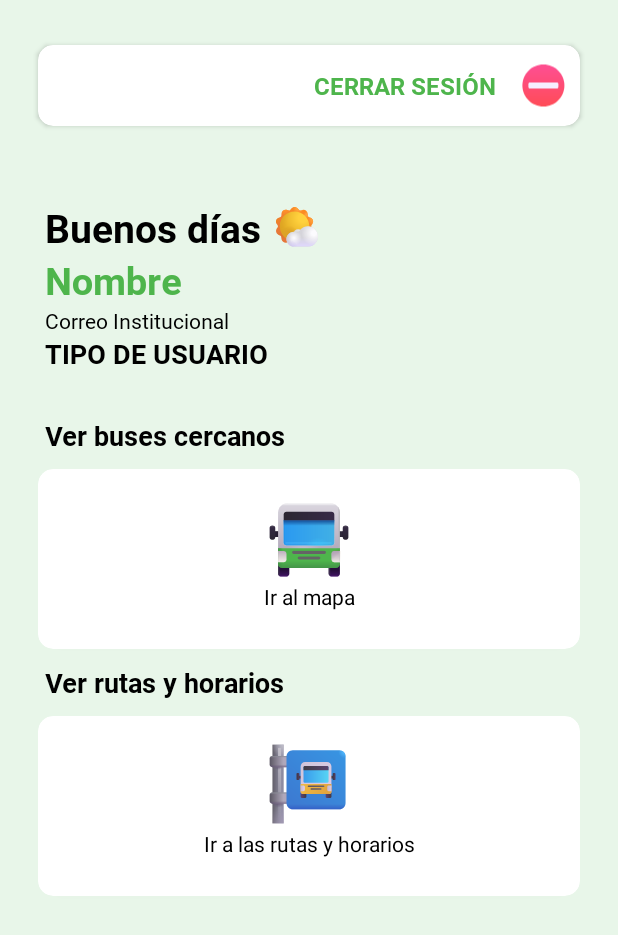
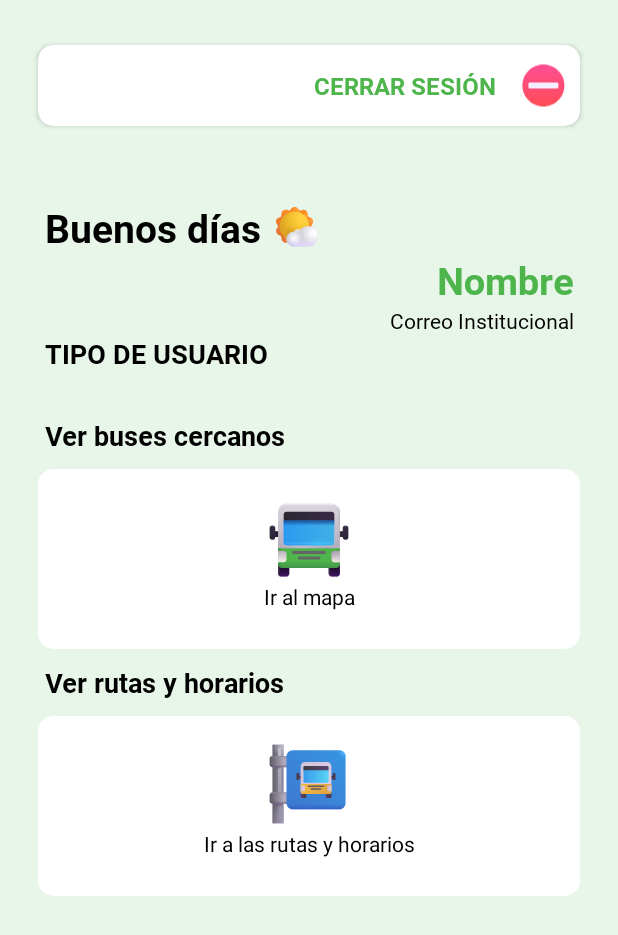
Before and after one commit to carlosdaniel08/UNDC-Bus, an Android app: the MainActivity screen opened directly, with no data from a screen before it, on a phone screen of 412 x 824 dp. Shown: the top 935 px of the screen. Run offline under Robolectric (Android 15) with nearby library versions, the phone set to English and light mode, and no system bars; our stand-ins replace Firebase (no records; nobody signed in at launch, a user with empty details on screens opened directly); 4 statements that could not run were skipped.

```diff
--- a/app/src/main/java/pe/carlos/undcbusestudiante/LocationForegroundService.java
+++ b/app/src/main/java/pe/carlos/undcbusestudiante/LocationForegroundService.java
@@ -90,8 +90,8 @@ public class LocationForegroundService extends Service {
     @Override
     public int onStartCommand(Intent intent, int flags, int startId) {
         Notification notification = new NotificationCompat.Builder(this, CHANNEL_ID)
-                .setContentTitle("Location Service")
-                .setContentText("Running...")
+                .setContentTitle("Ubicacion en segundo plano")
+                .setContentText("Compartiendo...")
                 .setSmallIcon(R.drawable.horizontal_traffic_light_flat)
                 .build();
 
--- a/app/src/main/res/layout/activity_main.xml
+++ b/app/src/main/res/layout/activity_main.xml
@@ -82,13 +82,17 @@
 
     </LinearLayout>
 
+<LinearLayout
+    android:orientation="horizontal"
+    android:layout_width="match_parent"
+    android:layout_height="wrap_content">
 
     <TextView
+        android:gravity="right"
         android:id="@+id/tvNombre"
         android:layout_width="match_parent"
         android:layout_height="wrap_content"
         android:text="Nombre"
-
         android:fontFamily="@font/robotobold"
         android:textColor="@color/Verde"
         android:textSize="25sp"
@@ -96,7 +100,14 @@
         android:layout_marginRight="30dp"
         />
 
+</LinearLayout>
+
+    <LinearLayout
+        android:orientation="horizontal"
+        android:layout_width="match_parent"
+        android:layout_height="wrap_content">
     <TextView
+        android:gravity="right"
         android:id="@+id/tvCorreoInstitucional"
         android:layout_width="match_parent"
         android:layout_height="wrap_content"
@@ -106,6 +117,8 @@
         android:layout_marginLeft="30dp"
         android:layout_marginRight="30dp"
          />
+
+    </LinearLayout>
 
     <TextView
         android:id="@+id/tvUsuario"
```
Also changed, not shown: app/src/main/java/pe/carlos/undcbusestudiante/TrackBusActivity.java (+7 -6 lines), app/src/main/java/pe/carlos/undcbusestudiante/UserLocation.java (+14 -0 lines).
